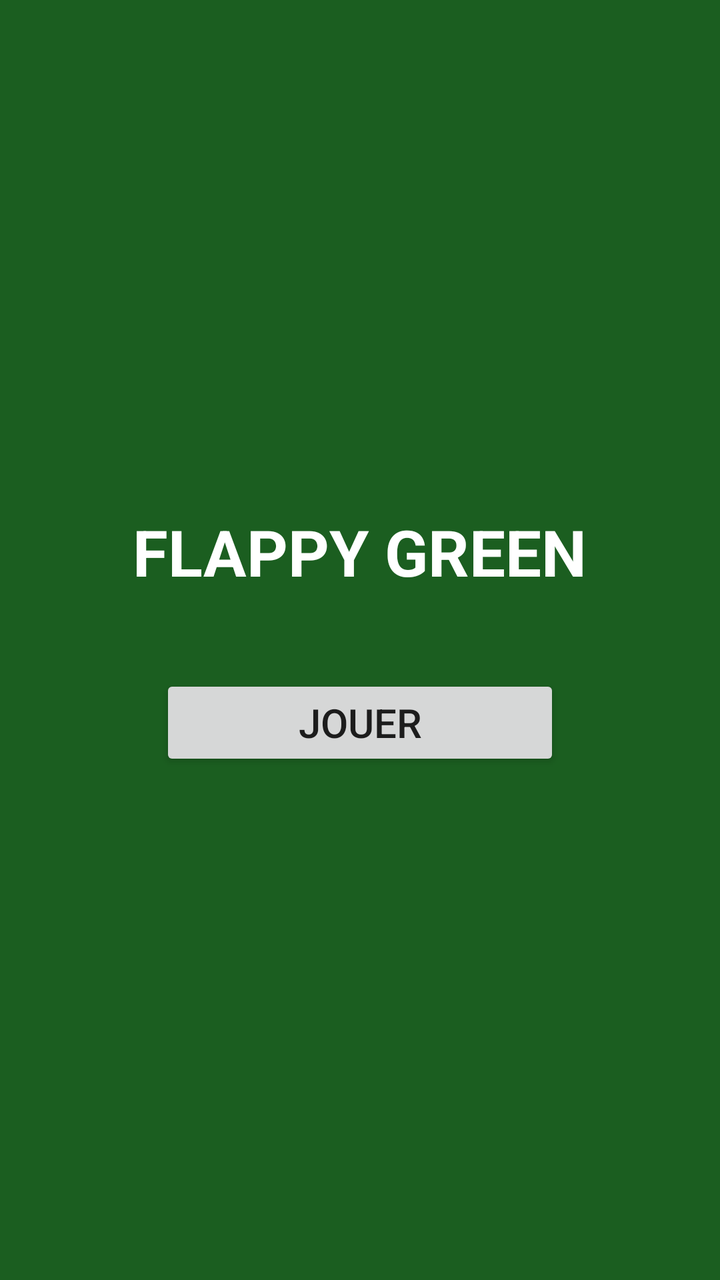
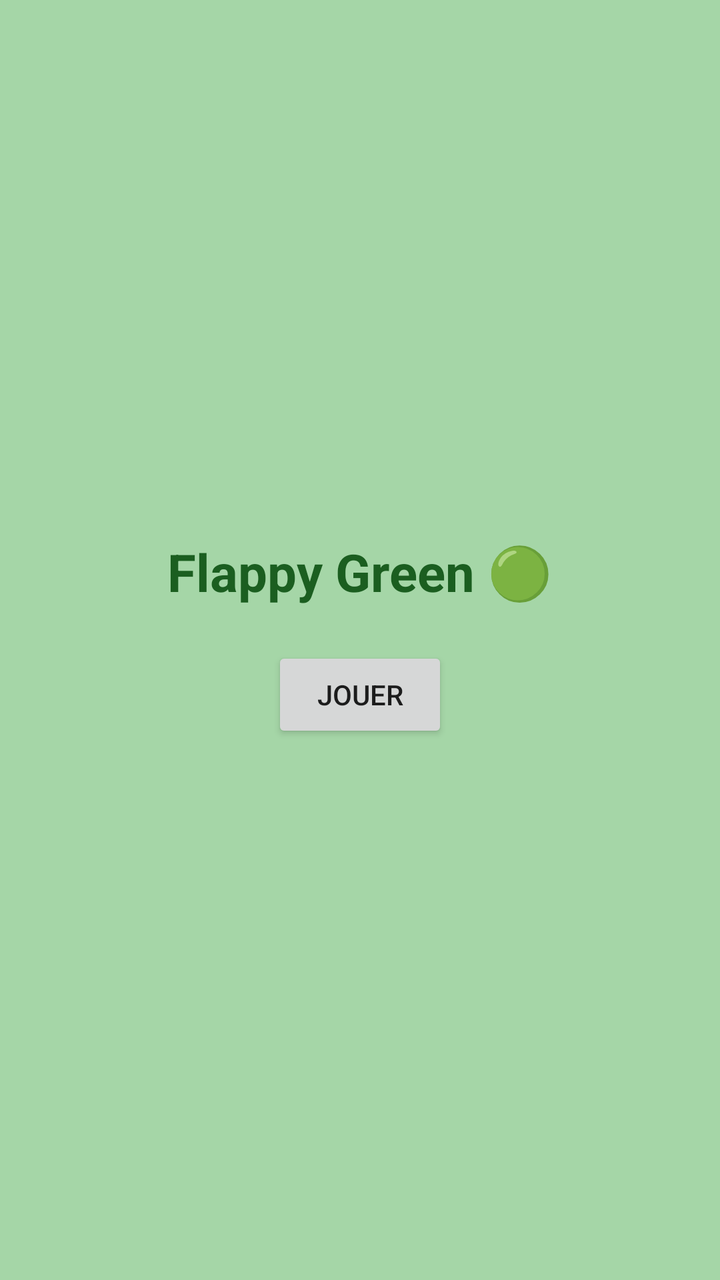

Two renders of the same Android screen: before a commit and after it. Below are the layout's source before the change and the commit's diff.
<!-- AndroidManifest.xml: application theme Theme.App -->
<!-- res/layout/activity_main.xml -->
<?xml version="1.0" encoding="utf-8"?>
<LinearLayout xmlns:android="http://schemas.android.com/apk/res/android"
    android:orientation="vertical"
    android:background="#1B5E20"
    android:layout_width="match_parent"
    android:layout_height="match_parent"
    android:gravity="center"
    android:padding="24dp">

    <TextView
        android:text="FLAPPY GREEN"
        android:textSize="32sp"
        android:textColor="#FFFFFF"
        android:textStyle="bold"
        android:layout_marginBottom="40dp"
        android:layout_width="wrap_content"
        android:layout_height="wrap_content"/>

    <Button
        android:id="@+id/btnPlay"
        android:text="JOUER"
        android:textSize="20sp"
        android:layout_width="200dp"
        android:layout_height="wrap_content"/>

</LinearLayout>
<!-- resources referenced by this layout -->
<resources>
  <style name="Theme.App" parent="Theme.AppCompat.Light.NoActionBar">
          <item name="colorPrimary">@color/green_main</item>
          <item name="colorPrimaryDark">@color/green_dark</item>
          <item name="colorAccent">@color/green_light</item>
      </style>
  <color name="green_main">#2E7D32</color>
  <color name="green_dark">#1B5E20</color>
  <color name="green_light">#A5D6A7</color>
</resources>

<!-- the commit's change to res/layout/activity_main.xml (unified diff, before → after) -->
@@ -1,26 +1,23 @@
-<?xml version="1.0" encoding="utf-8"?>
 <LinearLayout xmlns:android="http://schemas.android.com/apk/res/android"
-    android:orientation="vertical"
-    android:background="#1B5E20"
     android:layout_width="match_parent"
     android:layout_height="match_parent"
+    android:background="@color/green_light"
     android:gravity="center"
-    android:padding="24dp">
+    android:orientation="vertical">
 
     <TextView
-        android:text="FLAPPY GREEN"
-        android:textSize="32sp"
-        android:textColor="#FFFFFF"
+        android:text="Flappy Green 🟢"
+        android:textSize="26sp"
         android:textStyle="bold"
-        android:layout_marginBottom="40dp"
+        android:textColor="@color/green_dark"
+        android:layout_marginBottom="20dp"
         android:layout_width="wrap_content"
         android:layout_height="wrap_content"/>
 
     <Button
-        android:id="@+id/btnPlay"
-        android:text="JOUER"
-        android:textSize="20sp"
-        android:layout_width="200dp"
+        android:id="@+id/btnStart"
+        android:text="Jouer"
+        android:layout_width="wrap_content"
         android:layout_height="wrap_content"/>
 
 </LinearLayout>
<!-- resource entries referenced after the edit -->
@@ -1,12 +1,12 @@
 <!-- resources referenced by this layout -->
 <resources>
+  <color name="green_dark">#1B5E20</color>
+  <color name="green_light">#A5D6A7</color>
   <style name="Theme.App" parent="Theme.AppCompat.Light.NoActionBar">
           <item name="colorPrimary">@color/green_main</item>
           <item name="colorPrimaryDark">@color/green_dark</item>
           <item name="colorAccent">@color/green_light</item>
       </style>
   <color name="green_main">#2E7D32</color>
-  <color name="green_dark">#1B5E20</color>
-  <color name="green_light">#A5D6A7</color>
 </resources>
 
